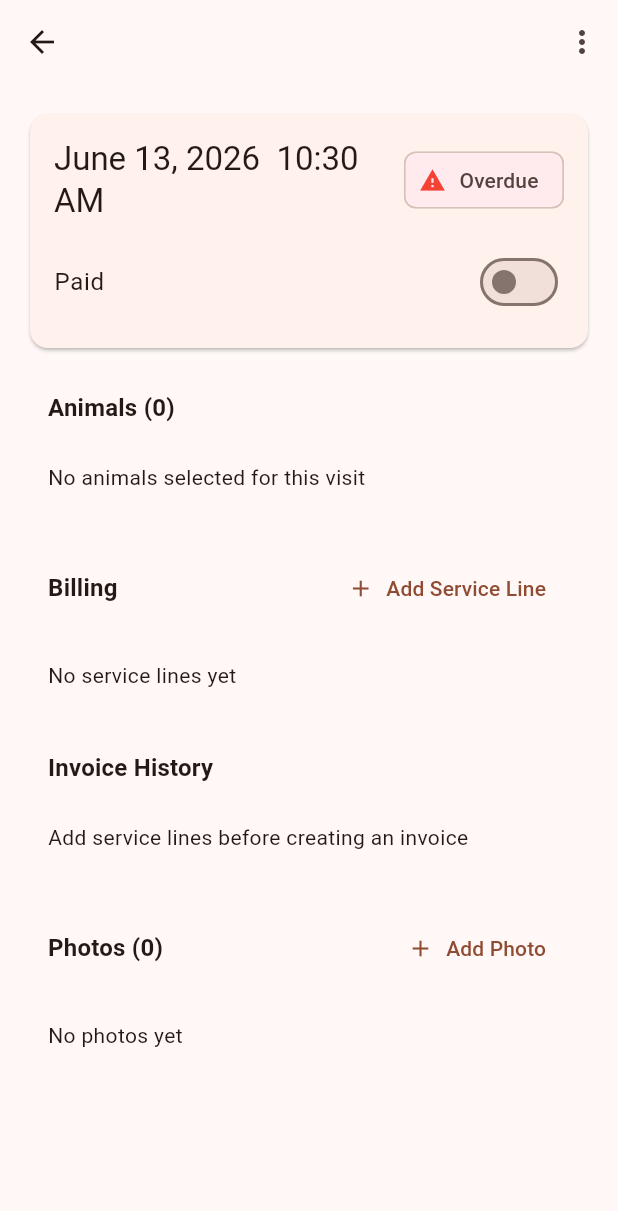
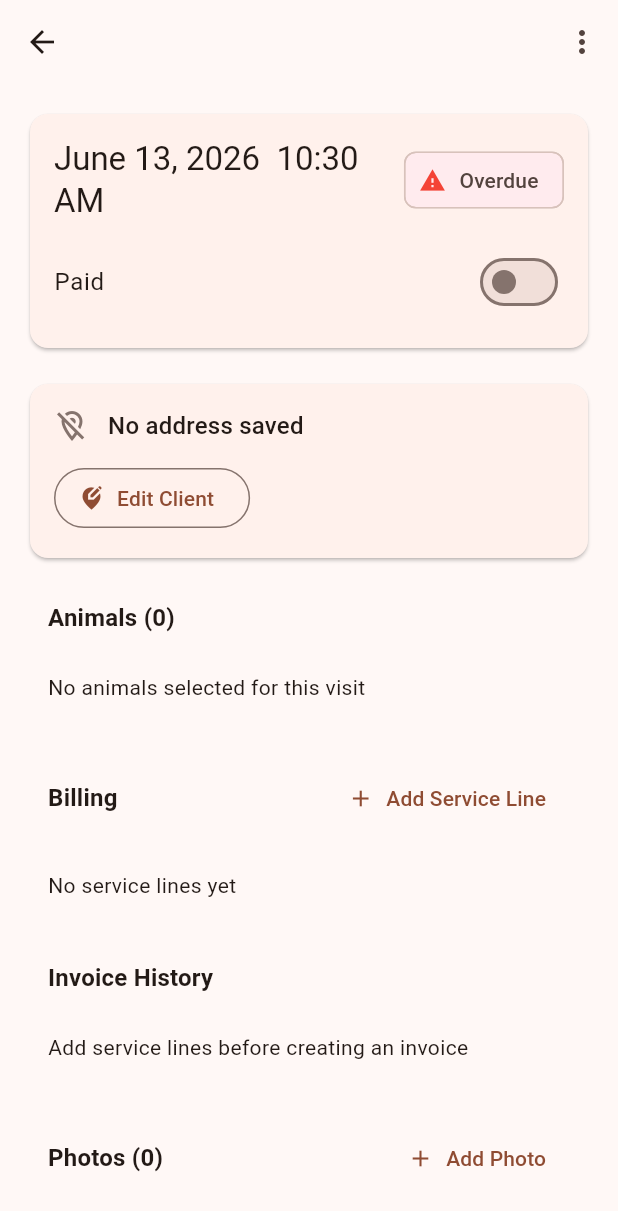
Before and after one commit to seitzelectric/farrierlog, a Flutter app: the VisitDetailScreen screen opened directly with empty values, on a phone screen of 412 x 824 dp. Shown: the top 1211 px of the screen. Run offline on Flutter 3.47's test engine with Material 3 defaults, Android fonts, the phone set to English and light mode, and no system bars; our stand-ins replace file_picker, image_picker, pdf, printing, share_plus, sqflite and 1 more; missing offline and left inert: add_2_calendar; accounts and stored records are empty.

Commit message:
Add dashboard drilldowns and appointment map links

```diff
--- a/lib/models/models.dart
+++ b/lib/models/models.dart
@@ -127,6 +127,33 @@ class Horse {
             ? DateTime.parse(map['created_at'] as String)
             : null,
       );
+}
+
+class HorseWithClientInfo {
+  final Horse horse;
+  final Client client;
+
+  const HorseWithClientInfo({
+    required this.horse,
+    required this.client,
+  });
+
+  factory HorseWithClientInfo.fromMap(Map<String, dynamic> map) {
+    return HorseWithClientInfo(
+      horse: Horse.fromMap(map),
+      client: Client.fromMap({
+        'id': map['client_id'] as int?,
+        'first_name': map['client_first_name'],
+        'last_name': map['client_last_name'],
+        'phone': map['client_phone'],
+        'email': map['client_email'],
+        'address': map['client_address'],
+        'notes': map['client_notes'],
+        'created_at': map['client_created_at'],
+        'updated_at': map['client_updated_at'],
+      }),
+    );
+  }
 }
 
 class Visit {
--- a/lib/screens/visit_detail_screen.dart
+++ b/lib/screens/visit_detail_screen.dart
@@ -21,6 +21,7 @@ class VisitDetailScreen extends StatefulWidget {
 
 class _VisitDetailScreenState extends State<VisitDetailScreen> {
   late Visit _visit;
+  Client? _client;
   List<Horse> _horses = [];
   List<ServiceLine> _serviceLines = [];
   List<VisitPhoto> _photos = [];
@@ -40,9 +41,11 @@ class _VisitDetailScreenState extends State<VisitDetailScreen> {
     final serviceLines = await DatabaseService.getServiceLines(_visit.id!);
     final photos = await DatabaseService.getPhotos(_visit.id!);
     final invoices = await DatabaseService.getInvoicesForVisit(_visit.id!);
+    final client = await DatabaseService.getClient(_visit.clientId);
     if (mounted) {
       setState(() {
         if (visit != null) _visit = visit;
+        _client = client;
         _horses = horses;
         _serviceLines = serviceLines;
         _photos = photos;
@@ -429,6 +432,104 @@ class _VisitDetailScreenState extends State<VisitDetailScreen> {
     }
   }
 
+  Future<void> _editClientAddress() async {
+    final client = _client;
+    if (client == null) return;
+
+    final result = await showDialog<Client>(
+      context: context,
+      builder: (_) => ClientFormDialog(client: client),
+    );
+    if (result != null) {
+      await DatabaseService.updateClient(result);
+      _loadData();
+    }
+  }
+
+  Future<void> _openVisitAddress() async {
+    final address = _client?.address.trim() ?? '';
+    if (address.isEmpty) return;
+
+    final launched = await AppUtils.openGoogleMapsSearch(address);
+    if (!mounted || launched) return;
+    ScaffoldMessenger.of(context).showSnackBar(
+      const SnackBar(content: Text('Could not open Google Maps')),
+    );
+  }
+
+  Widget _buildAddressCard() {
+    final address = _client?.address.trim() ?? '';
+
+    if (address.isEmpty) {
+      return Card(
+        child: Padding(
+          padding: const EdgeInsets.all(16),
+          child: Column(
+            crossAxisAlignment: CrossAxisAlignment.start,
+            children: [
+              Row(
+                children: [
+                  Icon(
+                    Icons.location_off_outlined,
+                    color: Theme.of(context).colorScheme.outline,
+                  ),
+                  const SizedBox(width: 12),
+                  Text(
+                    'No address saved',
+                    style: Theme.of(context).textTheme.titleMedium,
+                  ),
+                ],
+              ),
+              const SizedBox(height: 12),
+              OutlinedButton.icon(
+                onPressed: _editClientAddress,
+                icon: const Icon(Icons.edit_location_alt),
+                label: const Text('Edit Client'),
+              ),
+            ],
+          ),
+        ),
+      );
+    }
+
+    return Card(
+      child: Padding(
+        padding: const EdgeInsets.all(16),
+        child: Column(
+          crossAxisAlignment: CrossAxisAlignment.start,
+          children: [
+            Row(
+              crossAxisAlignment: CrossAxisAlignment.start,
+              children: [
+                const Icon(Icons.location_on_outlined),
+                const SizedBox(width: 12),
+                Expanded(
+                  child: Column(
+                    crossAxisAlignment: CrossAxisAlignment.start,
+                    children: [
+                      Text(
+                        'Appointment Address',
+                        style: Theme.of(context).textTheme.titleMedium,
+                      ),
+                      const SizedBox(height: 4),
+                      Text(address),
+                    ],
+                  ),
+                ),
+              ],
+            ),
+            const SizedBox(height: 12),
+            FilledButton.icon(
+              onPressed: _openVisitAddress,
+              icon: const Icon(Icons.directions),
+              label: const Text('Open in Google Maps'),
+            ),
+          ],
+        ),
+      ),
+    );
+  }
+
   void _showPhotoFullScreen(VisitPhoto photo) {
     Navigator.push(
       context,
@@ -539,6 +640,8 @@ class _VisitDetailScreenState extends State<VisitDetailScreen> {
                 ),
               ),
             ),
+            const SizedBox(height: 16),
+            _buildAddressCard(),
             const SizedBox(height: 16),
             SectionHeader(title: 'Animals (${_horses.length})'),
             if (_horses.isEmpty)
--- a/lib/utils/utils.dart
+++ b/lib/utils/utils.dart
@@ -1,6 +1,20 @@
 import 'package:intl/intl.dart';
+import 'package:url_launcher/url_launcher.dart';
 
 class AppUtils {
+  static Uri googleMapsSearchUri(String address) {
+    final encoded = Uri.encodeComponent(address);
+    return Uri.parse(
+      'https://www.google.com/maps/search/?api=1&query=$encoded',
+    );
+  }
+
+  static Future<bool> openGoogleMapsSearch(String address) async {
+    final uri = googleMapsSearchUri(address);
+    if (!await canLaunchUrl(uri)) return false;
+    return launchUrl(uri, mode: LaunchMode.externalApplication);
+  }
+
   static String formatDateTime(DateTime dateTime) {
     final hour = dateTime.hour == 0
         ? 12
--- a/pubspec.yaml
+++ b/pubspec.yaml
@@ -54,6 +54,7 @@ dev_dependencies:
   # package. See that file for information about deactivating specific lint
   # rules and activating additional ones.
   flutter_lints: ^3.0.0
+  sqflite_common_ffi: ^2.3.3
 
 # For information on the generic Dart part of this file, see the
 # following page: https://dart.dev/tools/pub/pubspec
```
Also changed, not shown: lib/screens/dashboard_list_screen.dart (added, +272 -0 lines), lib/screens/dashboard_screen.dart (+22 -2 lines), lib/screens/screens.dart (+4 -7 lines), lib/services/database_service.dart (+84 -5 lines), pubspec.lock, 1 other file.
